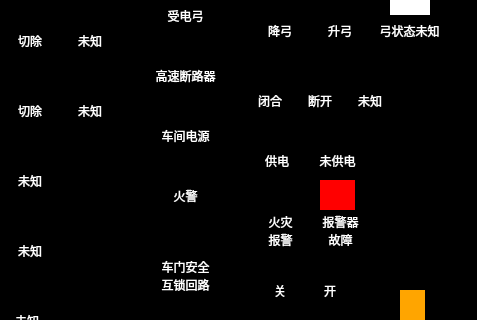
Qt form vehiclehelppage.ui (mayue-crrc/ShenyangMetro9DB) before a commit; both pictures show x 320 to 800 and y 90 to 410 of the 800 by 600 pixel window.
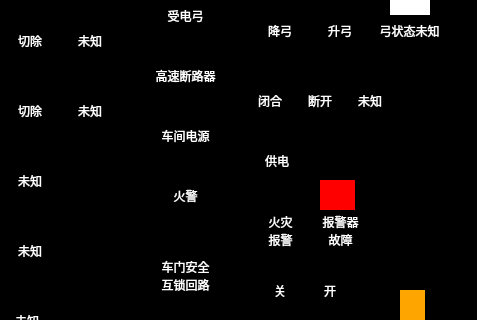
The same form after that commit. Icons and pictures are not drawn.

```diff
--- a/vehiclehelppage.ui
+++ b/vehiclehelppage.ui
@@ -1862,26 +1862,6 @@
     <set>Qt::AlignCenter</set>
    </property>
   </widget>
-  <widget class="QLabel" name="label_96">
-   <property name="geometry">
-    <rect>
-     <x>627</x>
-     <y>240</y>
-     <width>61</width>
-     <height>21</height>
-    </rect>
-   </property>
-   <property name="styleSheet">
-    <string notr="true">	font: 16px, &quot;微软雅黑&quot;;
-</string>
-   </property>
-   <property name="text">
-    <string>未供电</string>
-   </property>
-   <property name="alignment">
-    <set>Qt::AlignCenter</set>
-   </property>
-  </widget>
   <widget class="QLabel" name="label_97">
    <property name="geometry">
     <rect>
```
Left out of the diff: 21 changed lines with no effect on the pictures.
